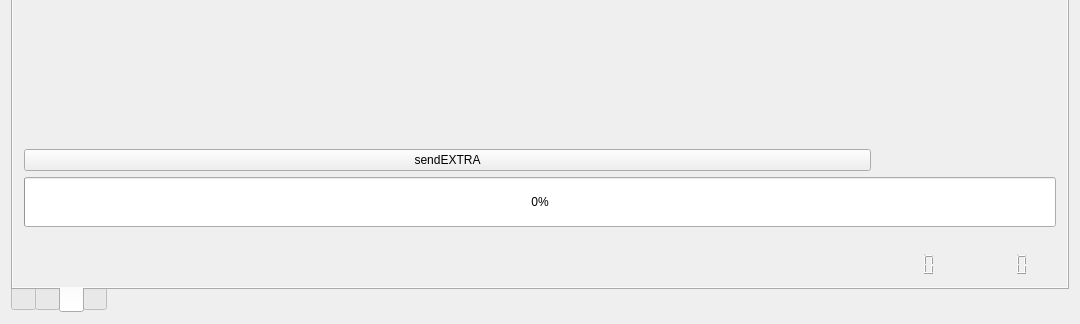
cyniu88/QT_kurs, file iDom_Client/idom_client.ui: the form before one commit; both pictures show x 0 to 1080 and y 587 to 911 of the 1080 by 911 pixel window.
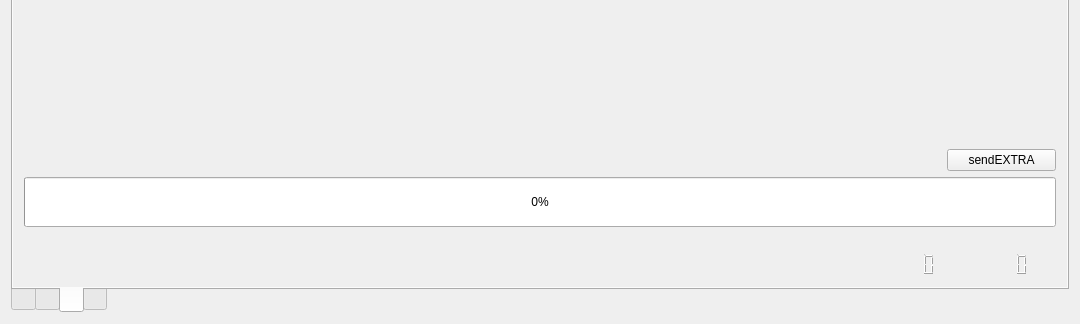
The form after the commit. Icons and pictures are not drawn.

What changed in the file:
```diff
--- a/iDom_Client/idom_client.ui
+++ b/iDom_Client/idom_client.ui
@@ -1009,7 +1009,7 @@
             </property>
            </spacer>
           </item>
-          <item row="3" column="0">
+          <item row="3" column="2">
            <widget class="QPushButton" name="sendEXTRA">
             <property name="text">
              <string>sendEXTRA</string>
```
Left out of the diff: 4 changed lines with no effect on the pictures.
